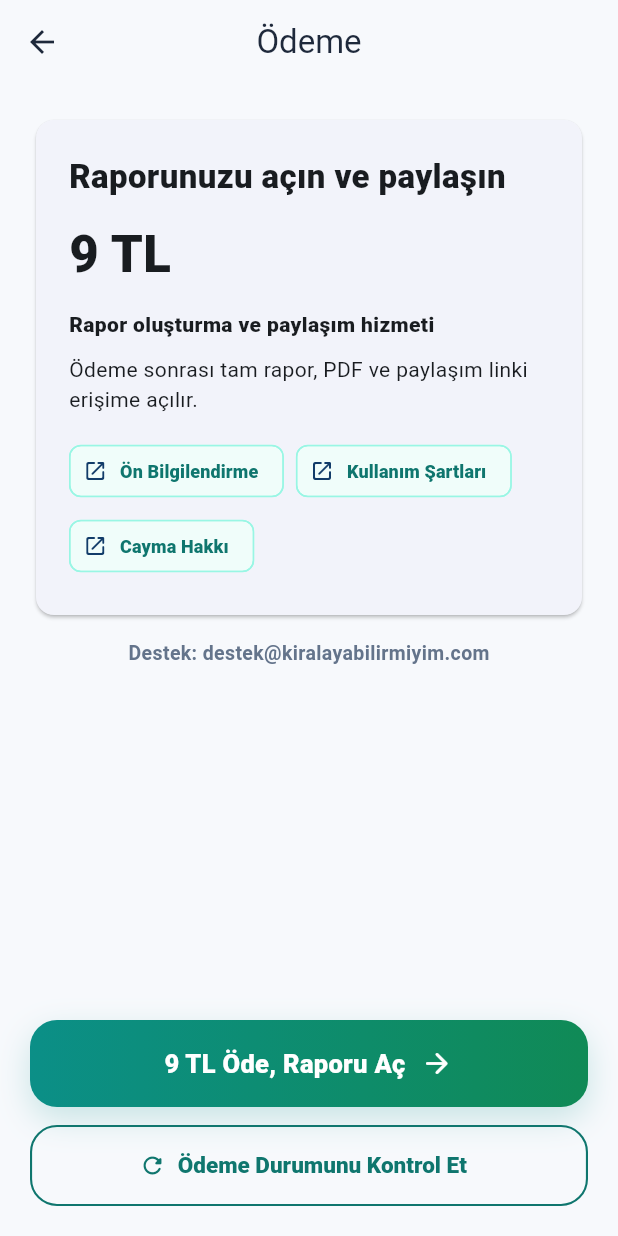
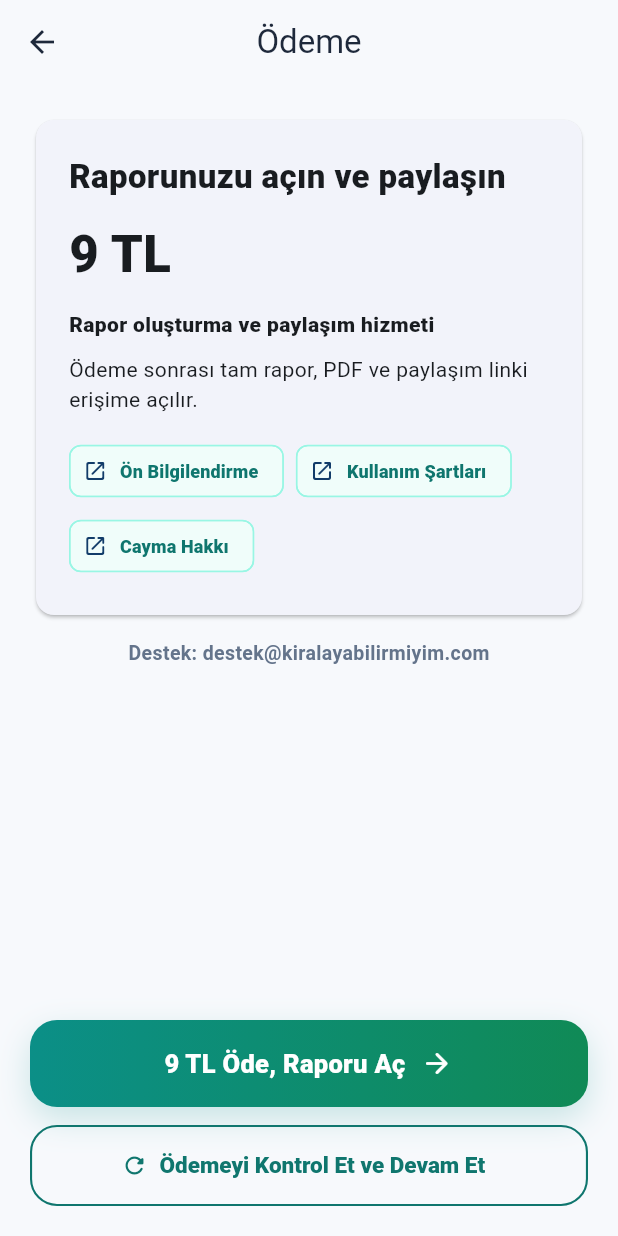
Before and after one commit to aydin2005-cmd/kiralayabilirmiyim-flutter, a Flutter app: the PaymentScreen screen opened directly, on a phone screen of 412 x 824 dp. Run offline on Flutter 3.47's test engine with Material 3 defaults, Android fonts, the phone set to English and light mode, and no system bars; our stand-ins replace app_links, file_picker, flutter_secure_storage; accounts and stored records are empty.

Commit message:
Fix iOS payment return scheme and small UI texts

```diff
--- a/lib/screens/identity_profile_screen.dart
+++ b/lib/screens/identity_profile_screen.dart
@@ -65,7 +65,7 @@ class _IdentityProfileScreenState extends State<IdentityProfileScreen> {
           const SizedBox(height: 14),
           FlowTextField(controller: firstNameController, label: 'Adınız', textCapitalization: TextCapitalization.words),
           const SizedBox(height: 14),
-          FlowTextField(controller: middleNameController, label: 'Varsa 2. adınız', textCapitalization: TextCapitalization.words, helper: 'İkinci ad girilirse Findeks raporunda da ikinci ad maskesi aranır.'),
+          FlowTextField(controller: middleNameController, label: 'Varsa 2. adınız', textCapitalization: TextCapitalization.words),
           const SizedBox(height: 14),
           FlowTextField(controller: lastNameController, label: 'Soyadınız', textCapitalization: TextCapitalization.words),
           const SizedBox(height: 14),
--- a/lib/screens/login_screen.dart
+++ b/lib/screens/login_screen.dart
@@ -50,7 +50,7 @@ class _LoginScreenState extends State<LoginScreen> {
             keyboardType: TextInputType.phone,
             maxLength: 13,
             prefixText: '+90 ',
-            helper: 'Numaranızı başında 0 olmadan giriniz. Örnek: 532 123 45 67',
+            helper: 'Numaranızın başında 0 olmadan giriniz.',
             inputFormatters: [FilteringTextInputFormatter.allow(RegExp(r'[0-9\s]'))],
           ),
           const SizedBox(height: 12),
--- a/lib/screens/payment_screen.dart
+++ b/lib/screens/payment_screen.dart
@@ -89,7 +89,7 @@ class _PaymentScreenState extends State<PaymentScreen> {
         text.toLowerCase().contains('socketexception') ||
         text.toLowerCase().contains('connection') ||
         text.toLowerCase().contains('timed out')) {
-      return 'Ödeme sonucu kontrol edilemedi. Ödemeyi tamamladıysanız birkaç saniye sonra “Ödeme Durumunu Kontrol Et” düğmesine basınız.';
+      return 'Ödeme sonucu kontrol edilemedi. Ödemeyi tamamladıysanız birkaç saniye sonra “Ödemeyi Kontrol Et ve Devam Et” düğmesine basınız.';
     }
     return text;
   }
@@ -168,7 +168,7 @@ class _PaymentScreenState extends State<PaymentScreen> {
                 OutlinedButton.icon(
                   onPressed: loading ? null : checkPaymentStatusManually,
                   icon: const Icon(Icons.refresh_rounded),
-                  label: const Text('Ödeme Durumunu Kontrol Et'),
+                  label: const Text('Ödemeyi Kontrol Et ve Devam Et'),
                   style: OutlinedButton.styleFrom(
                     minimumSize: const Size.fromHeight(54),
                     shape: RoundedRectangleBorder(borderRadius: BorderRadius.circular(18)),
--- a/lib/screens/result_screen.dart
+++ b/lib/screens/result_screen.dart
@@ -571,7 +571,7 @@ class _ResultScreenState extends State<ResultScreen> {
         OutlinedButton.icon(
           onPressed: paymentProcessing ? null : _checkPaymentStatusFromResult,
           icon: const Icon(Icons.refresh_rounded),
-          label: const Text('Ödeme Durumunu Kontrol Et'),
+          label: const Text('Ödemeyi Kontrol Et ve Devam Et'),
           style: OutlinedButton.styleFrom(
             minimumSize: const Size.fromHeight(54),
             shape: RoundedRectangleBorder(borderRadius: BorderRadius.circular(18)),
```
Also changed, not shown: 1 other file.
